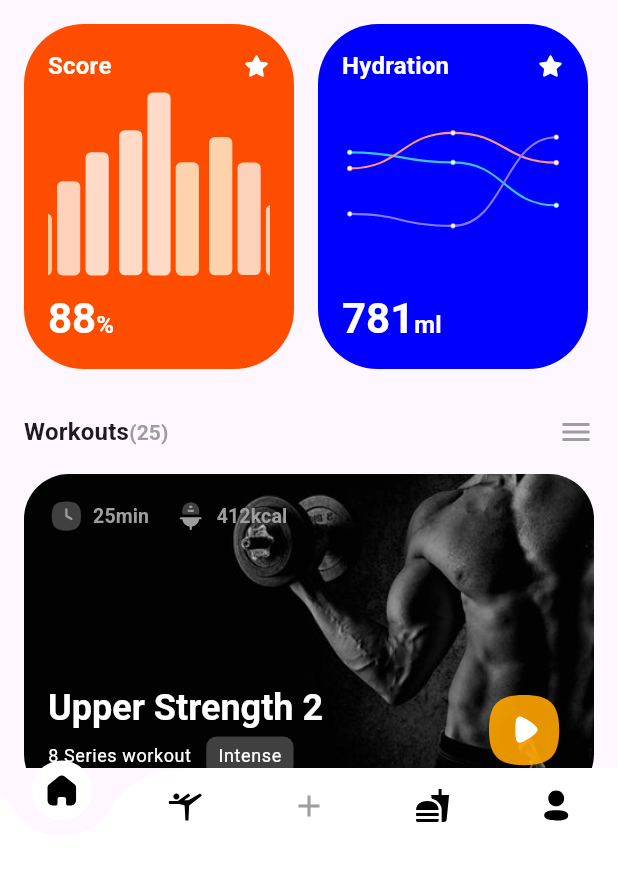
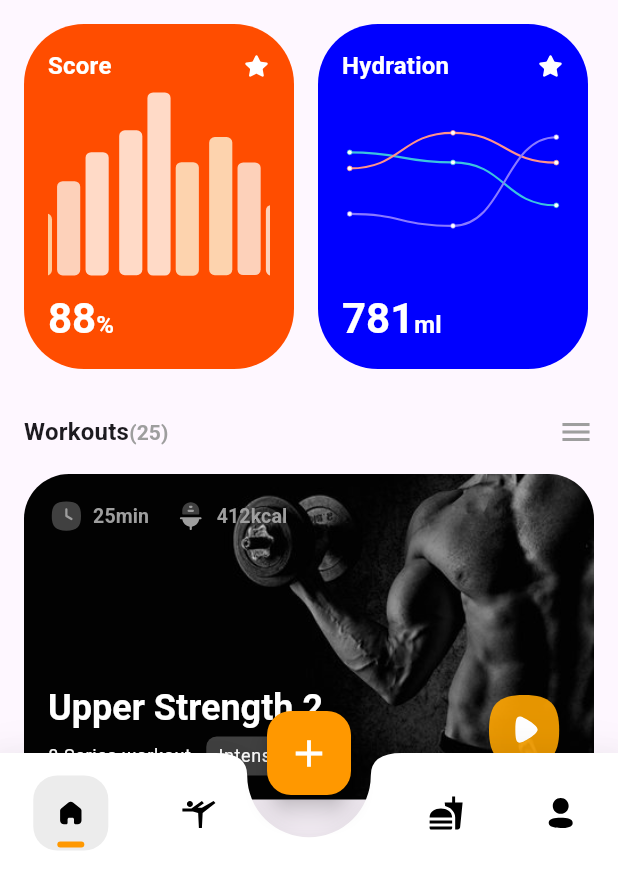
Before and after one commit to akwa-peter/fitness, a Flutter app: the screen it shows after launch, on a phone screen of 412 x 824 dp, the part 363-1236 px from its top. Run offline on Flutter 3.47's test engine with Material 3 defaults, Android fonts, the phone set to English and light mode, and no system bars; drawn by our look-alikes of curved_labeled_navigation_bar; our stand-ins replace flutter_riverpod, flutter_svg, freezed_annotation, riverpod_annotation; generated files the repository leaves out were written again.

Commit message:
Paint nav bar background

```diff
--- a/lib/app/fitness.dart
+++ b/lib/app/fitness.dart
@@ -1,4 +1,3 @@
-import 'package:fitness/features/home/home.dart';
 import 'package:fitness/features/tabbed_home/tabbed_home.dart';
 import 'package:fitness/utilities/color_pallet.dart';
 import 'package:fitness/utilities/strings.dart';
--- a/lib/features/home/home.dart
+++ b/lib/features/home/home.dart
@@ -22,14 +22,6 @@ class Home extends ConsumerStatefulWidget {
 class _HomeState extends ConsumerState<Home>
     with SingleTickerProviderStateMixin {
   TabController? _activitiesTabController;
-
-  int _selectedIndex = 0;
-
-  void _onItemTapped(int index) {
-    setState(() {
-      _selectedIndex = index;
-    });
-  }
 
   @override
   void initState() {
--- a/lib/features/tabbed_home/tab_index_view.dart
+++ b/lib/features/tabbed_home/tab_index_view.dart
@@ -8,9 +8,9 @@ class GetIndexView extends StatelessWidget {
   final int? index;
 
   const GetIndexView({
-    Key? key,
+    super.key,
     this.index,
-  }) : super(key: key);
+  });
 
   @override
   Widget build(BuildContext context) {
--- a/lib/features/tabbed_home/tabbed_home.dart
+++ b/lib/features/tabbed_home/tabbed_home.dart
@@ -1,12 +1,13 @@
-import 'package:curved_labeled_navigation_bar/curved_navigation_bar.dart';
-import 'package:curved_labeled_navigation_bar/curved_navigation_bar_item.dart';
 import 'package:fitness/features/home/providers/metrics_provider/metrics_provider.dart';
 import 'package:fitness/features/tabbed_home/providers/tab_index_tracker.dart';
 import 'package:fitness/features/tabbed_home/tab_index_view.dart';
+import 'package:fitness/features/tabbed_home/widgets/selected_tab_widget.dart';
 import 'package:fitness/utilities/color_pallet.dart';
 import 'package:flutter/material.dart';
 import 'package:flutter_riverpod/flutter_riverpod.dart';
 import 'package:flutter_svg/flutter_svg.dart';
+
+import 'buttom_nav_painter.dart';
 
 class TabbedHome extends ConsumerStatefulWidget {
   const TabbedHome({super.key});
@@ -16,7 +17,6 @@ class TabbedHome extends ConsumerStatefulWidget {
 }
 
 class _TabbedHomeState extends ConsumerState<TabbedHome> {
-
   @override
   void initState() {
     WidgetsBinding.instance.addPostFrameCallback((callback) {
@@ -30,36 +30,69 @@ class _TabbedHomeState extends ConsumerState<TabbedHome> {
     var indexTracker = ref.watch(tabIndexTrackerProvider);
 
     return Scaffold(
-      body: GetIndexView(
-        index: indexTracker,
+      extendBody: true,
+      body: GetIndexView(index: indexTracker),
+      bottomNavigationBar: CustomPaint(
+        painter: BottomNavPainter(),
+        child: SizedBox(
+          height: 80,
+          child: Row(
+            mainAxisAlignment: MainAxisAlignment.spaceAround,
+            children: [
+              IconButton(
+                icon:
+                indexTracker == 0
+                    ? SelectedTabIcon(icon: "assets/svgs/Home.svg")
+                    : SvgPicture.asset("assets/svgs/Home.svg"),
+                onPressed: () {
+                  ref
+                      .read(tabIndexTrackerProvider.notifier)
+                      .setIndex(value: 0);
+                },
+              ),
+              IconButton(
+                icon:
+                indexTracker == 1
+                    ? SelectedTabIcon(icon: "assets/svgs/Gymnastics.svg")
+                    : SvgPicture.asset("assets/svgs/Gymnastics.svg"),
+                onPressed: () {
+                  ref
+                      .read(tabIndexTrackerProvider.notifier)
+                      .setIndex(value: 1);
+                },
+              ),
+              SizedBox(width: 60), // space for FAB
+              IconButton(
+                icon:
+                indexTracker == 2
+                    ? SelectedTabIcon(icon: "assets/svgs/Fastfood.svg")
+                    : SvgPicture.asset("assets/svgs/Fastfood.svg"),
+                onPressed: () {
+                  ref
+                      .read(tabIndexTrackerProvider.notifier)
+                      .setIndex(value: 2);
+                },
+              ),
+              IconButton(
+                icon:
+                indexTracker == 3
+                    ? SelectedTabIcon(icon: "assets/svgs/Profile.svg")
+                    : SvgPicture.asset("assets/svgs/Profile.svg"),
+                onPressed: () {
+                  ref
+                      .read(tabIndexTrackerProvider.notifier)
+                      .setIndex(value: 3);
+                },
+              ),
+            ],
+          ),
+        ),
       ),
-      bottomNavigationBar: CurvedNavigationBar (
-        backgroundColor: Palette.transparent,
-        items: [
-          CurvedNavigationBarItem(
-            child: SvgPicture.asset("assets/svgs/Home.svg"),
-            // label: 'Home',
-          ),
-          CurvedNavigationBarItem(
-            child: SvgPicture.asset("assets/svgs/Gymnastics.svg"),
-            // label: 'Search',
-          ),
-          CurvedNavigationBarItem(
-            child: Icon(Icons.add),
-            // label: 'Add',
-          ),
-          CurvedNavigationBarItem(
-            child: SvgPicture.asset("assets/svgs/Fastfood.svg"),
-            // label: 'Feed',
-          ),
-          CurvedNavigationBarItem(
-            child: SvgPicture.asset("assets/svgs/Profile.svg"),
-            // label: 'Personal',
-          ),
-        ],
-        onTap: (index) {
-          ref.read(tabIndexTrackerProvider.notifier).setIndex(value: index);
-        },
+      floatingActionButtonLocation: FloatingActionButtonLocation.centerDocked,
+      floatingActionButton: FloatingActionButton(
+        backgroundColor: Colors.orange,
+        onPressed: () {},
+        child: Icon(Icons.add, size: 30, color: Palette.white),
       ),
     );
   }
--- /dev/null
+++ b/lib/features/tabbed_home/widgets/selected_tab_widget.dart
@@ -0,0 +1,40 @@
+import 'package:fitness/utilities/color_pallet.dart';
+import 'package:flutter/material.dart';
+import 'package:flutter_svg/flutter_svg.dart';
+
+class SelectedTabIcon extends StatelessWidget {
+  final String icon;
+
+  const SelectedTabIcon({super.key, required this.icon});
+
+  @override
+  Widget build(BuildContext context) {
+    return Container(
+      height: 50,
+      width: 50,
+      decoration: BoxDecoration(
+        borderRadius: BorderRadius.circular(16),
+        color: Palette.grey.withValues(alpha: 0.2),
+      ),
+      child: Stack(
+        children: [
+          Center(child: SvgPicture.asset(icon, height: 18)),
+          Positioned(
+            bottom: 2,
+            right: 0,
+            left: 0,
+            child: Container(
+              margin: EdgeInsets.symmetric(horizontal: 16),
+              width: 5,
+              height: 4,
+              decoration: BoxDecoration(
+                color: Palette.orange,
+                borderRadius: BorderRadius.circular(10),
+              ),
+            ),
+          ),
+        ],
+      ),
+    );
+  }
+}
--- a/pubspec.yaml
+++ b/pubspec.yaml
@@ -40,8 +40,6 @@ dependencies:
   intl: ^0.20.2
   flutter_svg: ^2.2.1
   json_annotation: ^4.9.0
-#  curved_navigation_bar: ^1.0.6
-  curved_labeled_navigation_bar: ^2.0.6
 
 dev_dependencies:
   flutter_test:
```
Also changed, not shown: lib/features/tabbed_home/buttom_nav_painter.dart (added, +39 -0 lines), pubspec.lock.
